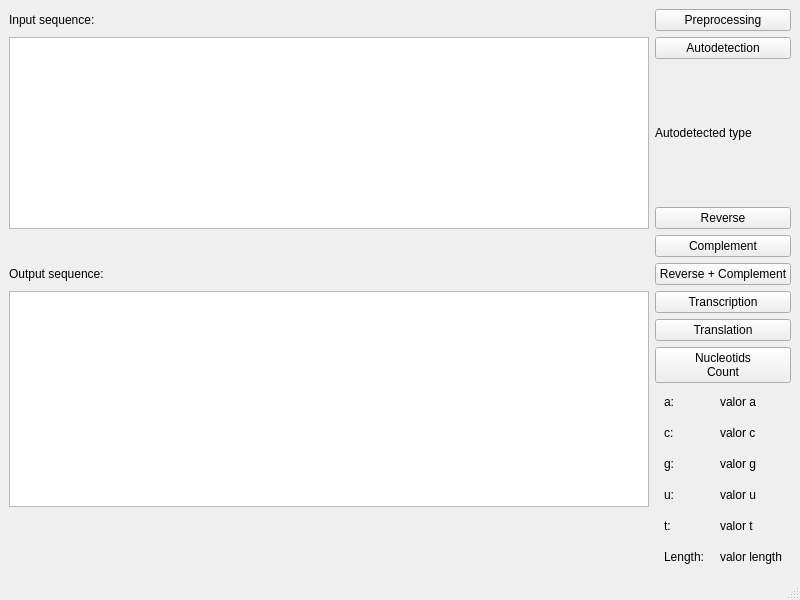
ferrithemaker/biotools, file ui_biotools.ui: the form before one commit.
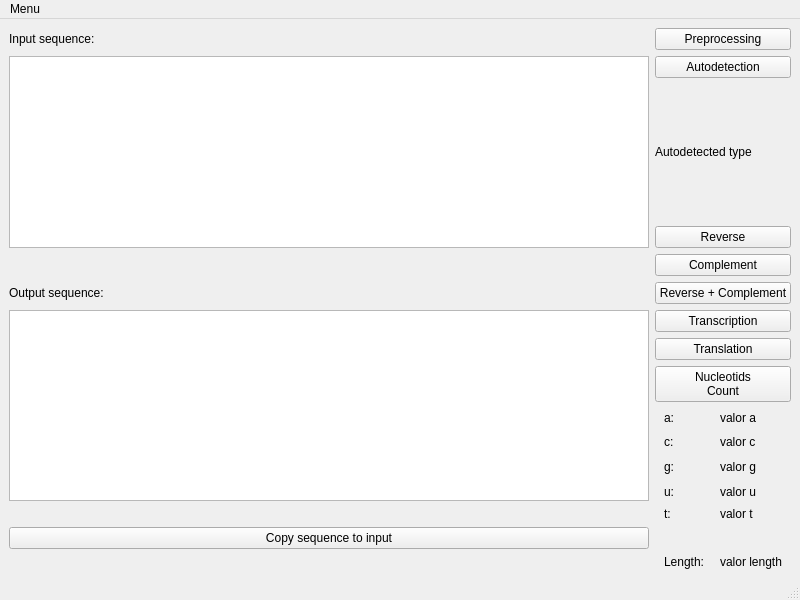
The form after the commit.

Commit message: copy output to input button

```diff
--- a/ui_biotools.ui
+++ b/ui_biotools.ui
@@ -183,6 +183,13 @@
       </property>
      </widget>
     </item>
+    <item row="15" column="0">
+     <widget class="QPushButton" name="copy2inputButton">
+      <property name="text">
+       <string>Copy sequence to input</string>
+      </property>
+     </widget>
+    </item>
    </layout>
   </widget>
   <widget class="QMenuBar" name="menubar">
@@ -194,6 +201,12 @@
      <height>22</height>
     </rect>
    </property>
+   <widget class="QMenu" name="menu">
+    <property name="title">
+     <string>Menu</string>
+    </property>
+   </widget>
+   <addaction name="menu"/>
   </widget>
   <widget class="QStatusBar" name="statusbar"/>
   <action name="actionExit">
```
Left out of the diff: 10 changed lines with no effect on the pictures. The commit also changes 2 other files.
